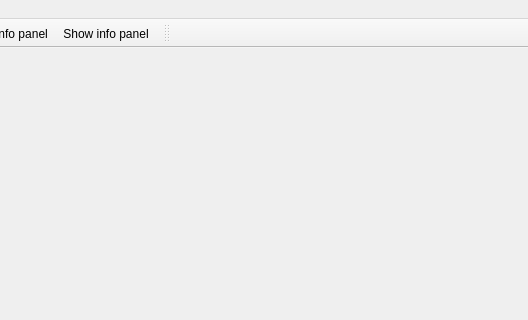
This is Viewer/src/MainWindow.ui in ecmwf/ecflow as Qt 5 draws it before an edit; both pictures show x 324 to 852 and y 0 to 320 of the 852 by 675 pixel window. The edited form follows.
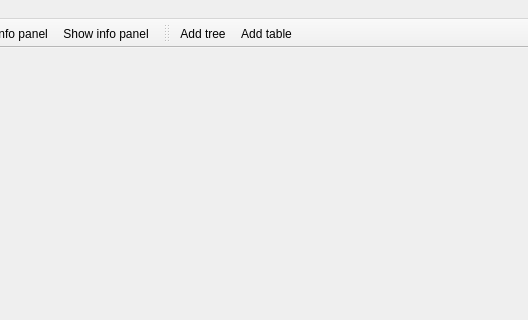
This is the edited form. Icons and pictures are not drawn.

```diff
--- a/Viewer/src/MainWindow.ui
+++ b/Viewer/src/MainWindow.ui
@@ -136,6 +136,8 @@
    <attribute name="toolBarBreak">
     <bool>false</bool>
    </attribute>
+   <addaction name="actionAddTreeWidget"/>
+   <addaction name="actionAddTableWidget"/>
   </widget>
   <action name="actionClose">
    <property name="icon">
@@ -273,6 +275,22 @@
     <string>Show info panel</string>
    </property>
   </action>
+  <action name="actionAddTreeWidget">
+   <property name="text">
+    <string>Add tree</string>
+   </property>
+   <property name="toolTip">
+    <string>Add tree widget</string>
+   </property>
+  </action>
+  <action name="actionAddTableWidget">
+   <property name="text">
+    <string>Add table</string>
+   </property>
+   <property name="toolTip">
+    <string>Add table widget</string>
+   </property>
+  </action>
  </widget>
  <resources>
   <include location="viewer.qrc"/>
```
